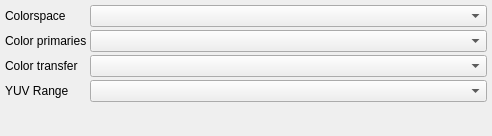
Old version of the form src/UI/Blocks/blockcolor.ui in the repository RxLaboratory/DuME.
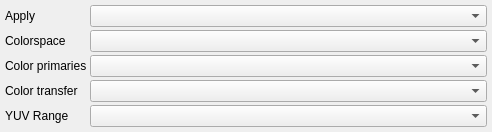
New version of the form. Custom widgets are drawn as their Qt base class.

Diff of the .ui file:
```diff
--- a/src/UI/Blocks/blockcolor.ui
+++ b/src/UI/Blocks/blockcolor.ui
@@ -7,7 +7,7 @@
     <x>0</x>
     <y>0</y>
     <width>492</width>
-    <height>136</height>
+    <height>132</height>
    </rect>
   </property>
   <property name="windowTitle">
@@ -33,45 +33,55 @@
     <number>5</number>
    </property>
    <item row="0" column="0">
+    <widget class="QLabel" name="label_4">
+     <property name="text">
+      <string>Apply</string>
+     </property>
+    </widget>
+   </item>
+   <item row="1" column="0">
     <widget class="QLabel" name="label_2">
      <property name="text">
       <string>Colorspace</string>
      </property>
     </widget>
    </item>
-   <item row="0" column="1">
+   <item row="1" column="1">
     <widget class="BigComboBox" name="spaceBox"/>
    </item>
-   <item row="1" column="0">
+   <item row="2" column="0">
     <widget class="QLabel" name="label">
      <property name="text">
       <string>Color primaries</string>
      </property>
     </widget>
    </item>
-   <item row="1" column="1">
+   <item row="2" column="1">
     <widget class="BigComboBox" name="primariesBox"/>
    </item>
-   <item row="2" column="0">
+   <item row="3" column="0">
     <widget class="QLabel" name="label_3">
      <property name="text">
       <string>Color transfer</string>
      </property>
     </widget>
    </item>
-   <item row="2" column="1">
+   <item row="3" column="1">
     <widget class="BigComboBox" name="trcBox"/>
    </item>
-   <item row="3" column="0">
+   <item row="4" column="0">
     <widget class="QLabel" name="rangeLabel">
      <property name="text">
       <string>YUV Range</string>
      </property>
     </widget>
    </item>
-   <item row="3" column="1">
+   <item row="4" column="1">
     <widget class="BigComboBox" name="rangeBox"/>
    </item>
+   <item row="0" column="1">
+    <widget class="DataComboBox" name="modeBox"/>
+   </item>
   </layout>
   <action name="actionsRGB">
    <property name="text">
@@ -112,6 +122,11 @@
    <extends>QComboBox</extends>
    <header>UI/bigcombobox.h</header>
   </customwidget>
+  <customwidget>
+   <class>DataComboBox</class>
+   <extends>QComboBox</extends>
+   <header>UI/datacombobox.h</header>
+  </customwidget>
  </customwidgets>
  <resources/>
  <connections/>
```
